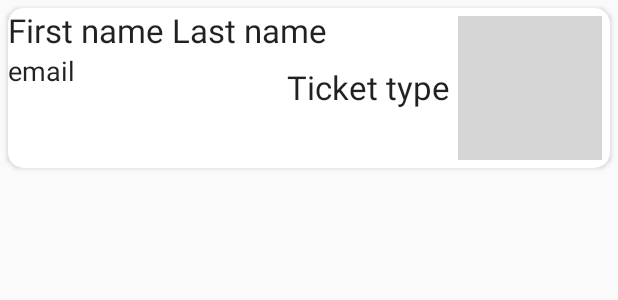
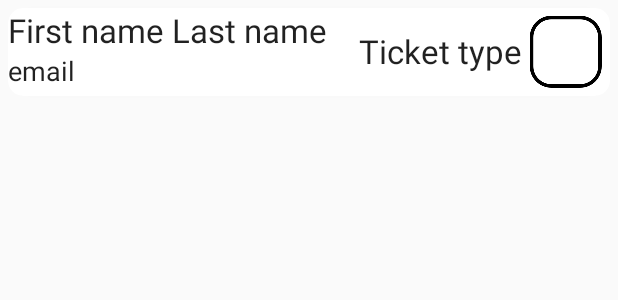
Before and after one commit to Mobilization/MobilizationCheckin, an Android app: the layout attendee.xml on its own in the app's theme, with its tools: preview values and no code run, on a phone screen of 412 x 824 dp. Shown: the top 300 px of the screen. Run offline under Robolectric (Android 15) with nearby library versions, the phone set to English and light mode, and no system bars.

Commit message:
Added missing files.

```diff
--- a/app/src/main/java/pl/mobilization/mobilizationcheckin/FirebaseService.java
+++ b/app/src/main/java/pl/mobilization/mobilizationcheckin/FirebaseService.java
@@ -37,6 +37,7 @@ public class FirebaseService extends Service {
 
 
     private static final String TAG = FirebaseService.class.getSimpleName();
+    public static final String NOT_LOGGED_IN = "Not logged in";
 
 
     private FirebaseAuth.AuthStateListener mAuthListener;
@@ -48,6 +49,7 @@ public class FirebaseService extends Service {
     private AttendeesAdapter adapter = new AttendeesAdapter(this);
     private ChildEventListener childEventListener;
     private BehaviorSubject<LoginStatus> loginSubject = BehaviorSubject.<LoginStatus>create(LoginStatus.LOGGED_OUT);
+    private BehaviorSubject<String> loggedInAsSubject = BehaviorSubject.create(NOT_LOGGED_IN);
 
     public FirebaseService() {
     }
@@ -69,9 +71,11 @@ public class FirebaseService extends Service {
                 if(currentUser != null) {
                     Log.d(TAG, String.format("onAuthStateChanged - current user %s", currentUser.getEmail() ));
                     loginSubject.onNext(LoginStatus.LOGGED_IN);
+                    loggedInAsSubject.onNext(currentUser.getEmail());
                 }
                 else {
                     loginSubject.onNext(LoginStatus.LOGGED_OUT);
+                    loggedInAsSubject.onNext(NOT_LOGGED_IN);
                 }
             }
         };
@@ -166,12 +170,16 @@ public class FirebaseService extends Service {
 
     public void updateCheckedIn(User user) {
         Log.d(TAG, String.format("updateCheckedIn(%s)", user));
-        reference.child(String.valueOf(user.getNumber())).setValue(user);
+        reference.child(user.getNumber()).setValue(user);
     }
 
     public Observable<LoginStatus> logout() {
         mAuth.signOut();
         return loginSubject.asObservable();
+    }
+
+    public Observable<String> loggedInAs$() {
+        return loggedInAsSubject.asObservable();
     }
 
 
--- a/app/src/main/java/pl/mobilization/mobilizationcheckin/FirebaseServiceConnection.java
+++ b/app/src/main/java/pl/mobilization/mobilizationcheckin/FirebaseServiceConnection.java
@@ -11,6 +11,7 @@ import rx.Observable;
 import rx.Subscription;
 import rx.functions.Action1;
 import rx.subjects.PublishSubject;
+import rx.subscriptions.CompositeSubscription;
 
 /**
  * Created by defecins on 15/10/16.
@@ -20,6 +21,8 @@ public class FirebaseServiceConnection {
     private final Context context;
     PublishSubject<AttendeesAdapter> adapterPublishSubject = PublishSubject.create();
     PublishSubject<String> filterSubject = PublishSubject.create();
+    PublishSubject<String> loggedInAs = PublishSubject.create();
+
     private boolean bound;
     private IBinder iBinder;
     private FirebaseService service;
@@ -64,13 +67,17 @@ public class FirebaseServiceConnection {
         return boundResult;
     }
 
+    public Observable<String> logged$() {
+        return loggedInAs.asObservable();
+    }
+
     private enum BoundResult {
         BOUND,
         NOT_BOUND
     }
 
     private class MyServiceConnction implements ServiceConnection {
-        private Subscription subscription;
+        private CompositeSubscription subscriptions = new CompositeSubscription();
 
         @Override
         public void onServiceConnected(ComponentName componentName, IBinder iBinder) {
@@ -81,22 +88,34 @@ public class FirebaseServiceConnection {
             FirebaseService.LocalBinder binder = (FirebaseService.LocalBinder) iBinder;
             service = binder.getService();
 
+
+            Subscription subscription = service.loggedInAs$().subscribe(new Action1<String>() {
+                @Override
+                public void call(String loggedInAs) {
+                    FirebaseServiceConnection.this.loggedInAs.onNext(loggedInAs);
+                }
+            });
+
+            subscriptions.add(subscription);
+
             final AttendeesAdapter adapter = service.getAdapter();
             adapterPublishSubject.onNext(adapter);
 
-            subscription = filterSubject.subscribe(new Action1<String>() {
+            Subscription subscription2 = filterSubject.subscribe(new Action1<String>() {
                 @Override
                 public void call(String filter) {
                     adapter.setFilter(filter);
                 }
             });
+
+            subscriptions.add(subscription2);
         }
 
         @Override
         public void onServiceDisconnected(ComponentName componentName) {
             bound = false;
             adapterPublishSubject.onNext(null);
-            subscription.unsubscribe();
+            subscriptions.clear();
         }
     }
 }
--- a/app/src/main/java/pl/mobilization/mobilizationcheckin/LoginActivity.java
+++ b/app/src/main/java/pl/mobilization/mobilizationcheckin/LoginActivity.java
@@ -5,6 +5,7 @@ import android.os.Bundle;
 import android.support.v7.app.AppCompatActivity;
 import android.widget.Button;
 import android.widget.EditText;
+import android.widget.TextView;
 import android.widget.Toast;
 
 import butterknife.BindView;
@@ -30,6 +31,9 @@ public class LoginActivity extends AppCompatActivity {
     @BindView(R.id.buttonLogout)
     Button buttonLogout;
 
+    @BindView(R.id.textViewInfo)
+    TextView textViewInfo;
+
     private CompositeSubscription subscriptions = new CompositeSubscription();
 
     private String TAG = LoginActivity.class.getSimpleName();
@@ -47,6 +51,15 @@ public class LoginActivity extends AppCompatActivity {
     protected void onResume() {
         super.onResume();
         mServiceConnection.bind();
+
+        Subscription subscription = mServiceConnection.logged$().subscribe(new Action1<String>() {
+            @Override
+            public void call(String loggedInAs) {
+                textViewInfo.setText(loggedInAs);
+            }
+        });
+
+        subscriptions.add(subscription);
     }
 
     @Override
@@ -78,13 +91,12 @@ public class LoginActivity extends AppCompatActivity {
 
     @OnClick(R.id.buttonLogout)
     public void doLogout() {
-        Subscription subscription = mServiceConnection.logout().subscribe(new Action1<FirebaseService.LoginStatus>() {
+        final Subscription subscription = mServiceConnection.logout().subscribe(new Action1<FirebaseService.LoginStatus>() {
             @Override
             public void call(FirebaseService.LoginStatus loginResult) {
 
                 if (FirebaseService.LoginStatus.LOGGED_OUT.equals(loginResult))
                     Toast.makeText(LoginActivity.this, "Logged out", LENGTH_LONG).show();
-                ;
             }
         });
         subscriptions.add(subscription);
--- /dev/null
+++ b/app/src/main/res/drawable/custom_checkbox.xml
@@ -0,0 +1,8 @@
+<?xml version="1.0" encoding="utf-8"?>
+<selector xmlns:android="http://schemas.android.com/apk/res/android">
+    <item android:state_checked="true"
+        android:drawable="@drawable/checked" />
+    <item android:state_pressed="true"
+        android:drawable="@drawable/checked" />
+    <item android:drawable="@drawable/unchecked" />
+</selector>
--- /dev/null
+++ b/app/src/main/res/layout-large/attendee.xml
@@ -0,0 +1,66 @@
+<?xwml version="1.0" encoding="utf-8"?>
+<android.support.v7.widget.CardView xmlns:android="http://schemas.android.com/apk/res/android"
+    xmlns:card_view="http://schemas.android.com/apk/res-auto"
+    android:layout_width="match_parent"
+    android:layout_height="wrap_content"
+    android:layout_margin="5dp"
+    android:padding="5dp"
+    card_view:cardCornerRadius="10dp">
+
+    <RelativeLayout
+        android:layout_width="match_parent"
+        android:layout_height="match_parent">
+
+        <TextView
+            android:id="@+id/textViewFirstName"
+            style="@style/TextAppearance.AppCompat.Large"
+            android:layout_width="wrap_content"
+            android:layout_height="wrap_content"
+            android:layout_marginEnd="5dp"
+            android:layout_marginRight="5dp"
+            android:text="@string/first" />
+
+        <TextView
+            android:id="@+id/textViewLastName"
+            style="@style/TextAppearance.AppCompat.Large"
+            android:layout_width="wrap_content"
+            android:layout_height="wrap_content"
+            android:layout_alignParentTop="true"
+            android:layout_toRightOf="@id/textViewFirstName"
+            android:text="@string/last" />
+
+        <TextView
+            android:id="@+id/textViewEmail"
+            android:layout_width="wrap_content"
+            android:layout_height="wrap_content"
+            android:layout_alignParentLeft="true"
+            android:layout_below="@id/textViewFirstName"
+            android:text="@string/email"
+            android:textAppearance="@android:style/TextAppearance.Medium" />
+
+
+        <CheckBox
+            android:id="@+id/checkBoxChecked"
+            android:layout_width="wrap_content"
+            android:layout_height="wrap_content"
+            android:layout_alignParentRight="true"
+            android:layout_centerVertical="true"
+            android:layout_margin="5dp"
+            android:button="@drawable/custom_checkbox"
+            android:gravity="center" />
+
+
+        <TextView
+            android:id="@+id/textViewType"
+            android:layout_width="wrap_content"
+            android:layout_height="match_parent"
+            android:layout_alignBottom="@id/textViewEmail"
+            android:layout_alignTop="@+id/textViewFirstName"
+            android:layout_centerVertical="true"
+            android:layout_toLeftOf="@id/checkBoxChecked"
+            android:gravity="center"
+            android:text="@string/ticket_type"
+            android:textAppearance="@style/TextAppearance.AppCompat.Large" />
+
+    </RelativeLayout>
+</android.support.v7.widget.CardView>
--- /dev/null
+++ b/app/src/main/res/layout-normal/attendee.xml
@@ -0,0 +1,68 @@
+<?xml version="1.0" encoding="utf-8"?>
+<android.support.v7.widget.CardView xmlns:android="http://schemas.android.com/apk/res/android"
+    xmlns:card_view="http://schemas.android.com/apk/res-auto"
+    android:layout_width="match_parent"
+    android:layout_height="wrap_content"
+    android:layout_margin="5dp"
+    android:padding="5dp"
+    card_view:cardCornerRadius="10dp">
+
+    <RelativeLayout
+        android:layout_width="match_parent"
+        android:layout_height="match_parent">
+
+        <TextView
+            android:id="@+id/textViewFirstName"
+            style="@style/TextAppearance.AppCompat.Large"
+            android:layout_width="wrap_content"
+            android:layout_height="wrap_content"
+            android:layout_marginEnd="5dp"
+            android:layout_marginRight="5dp"
+            android:text="@string/first" />
+
+        <TextView
+            android:id="@+id/textViewLastName"
+            style="@style/TextAppearance.AppCompat.Large"
+            android:layout_width="wrap_content"
+            android:layout_height="wrap_content"
+            android:layout_alignParentTop="true"
+            android:layout_toRightOf="@id/textViewFirstName"
+            android:text="@string/last" />
+
+        <TextView
+            android:id="@+id/textViewType"
+            android:layout_width="wrap_content"
+            android:layout_height="match_parent"
+            android:layout_alignParentLeft="true"
+            android:layout_below="@id/textViewFirstName"
+            android:layout_centerVertical="true"
+            android:gravity="center"
+            android:text="@string/ticket_type"
+            android:textAppearance="@style/TextAppearance.AppCompat.Large" />
+
+
+        <TextView
+            android:id="@+id/textViewEmail"
+            android:layout_width="wrap_content"
+            android:layout_height="wrap_content"
+            android:layout_alignParentLeft="true"
+            android:layout_below="@+id/textViewType"
+            android:text="@string/email"
+            android:textAppearance="@android:style/TextAppearance.Medium" />
+
+
+        <CheckBox
+            android:id="@+id/checkBoxChecked"
+            android:layout_width="wrap_content"
+            android:layout_height="wrap_content"
+            android:layout_alignBaseline="@id/textViewType"
+            android:layout_alignParentRight="true"
+            android:layout_below="@id/textViewLastName"
+            android:layout_centerVertical="true"
+            android:layout_margin="5dp"
+            android:button="@drawable/custom_checkbox"
+            android:gravity="center" />
+
+
+    </RelativeLayout>
+</android.support.v7.widget.CardView>
--- a/app/src/main/res/layout/activity_login.xml
+++ b/app/src/main/res/layout/activity_login.xml
@@ -12,6 +12,15 @@
     app:layout_behavior="@string/appbar_scrolling_view_behavior"
     tools:context="pl.mobilization.mobilizationcheckin.LoginActivity"
     tools:showIn="@layout/activity_login">
+
+    <TextView
+        android:layout_width="match_parent"
+        android:layout_height="wrap_content"
+        android:gravity="center"
+        android:textAlignment="center"
+        android:text="@string/not_logged_in"
+        android:id="@+id/textViewInfo"
+        />
 
     <TextView
         android:layout_width="match_parent"
--- a/app/src/main/res/layout/activity_main.xml
+++ b/app/src/main/res/layout/activity_main.xml
@@ -27,6 +27,7 @@
 
 
     <EditText
+        android:hint="@string/hint"
         android:id="@+id/editTextFilter"
         android:layout_width="match_parent"
         android:layout_height="wrap_content"
--- a/app/src/main/res/values/strings.xml
+++ b/app/src/main/res/values/strings.xml
@@ -8,4 +8,6 @@
     <string name="last">Last name</string>
     <string name="email">email</string>
     <string name="ticket_type">Ticket type</string>
+    <string name="hint">Type any part of first, last name, email, order id or ticket number</string>
+    <string name="not_logged_in">Not logged in</string>
 </resources>
```
